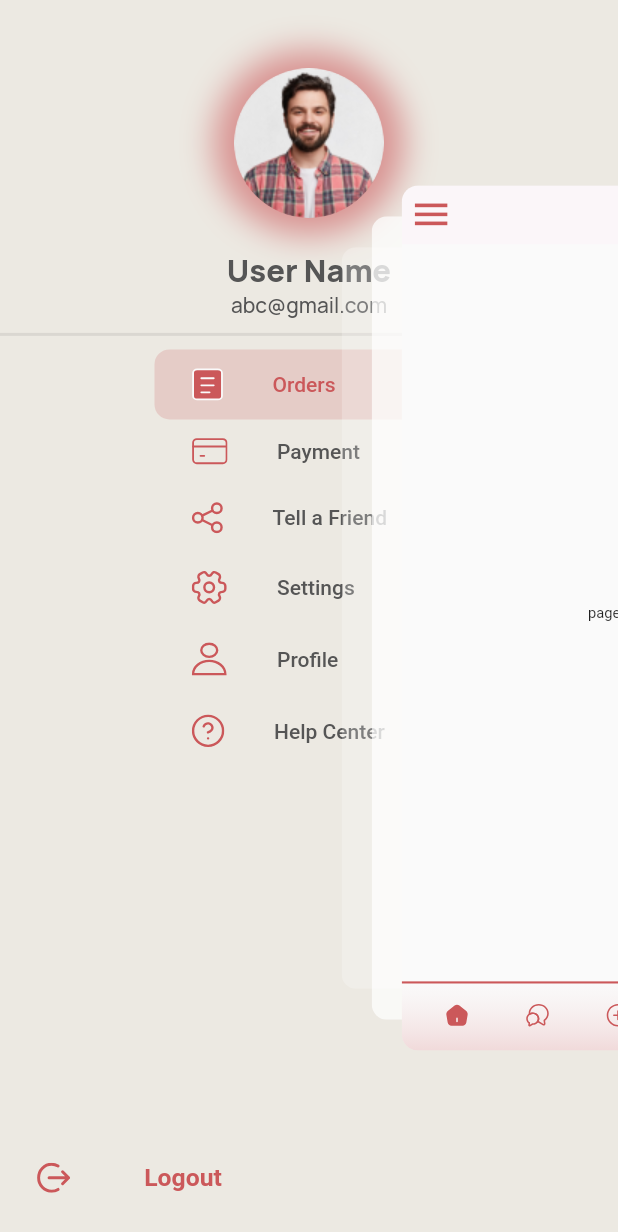
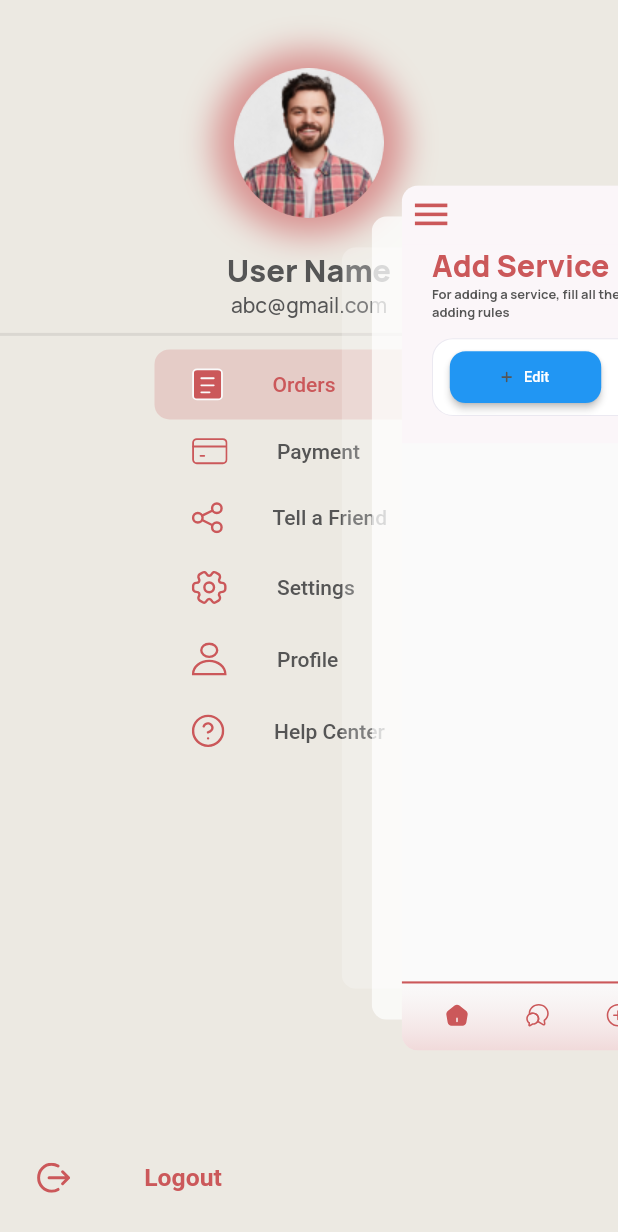
Before and after one commit to Aliza02/E-Vent-Vendor, a Flutter app: the screen it shows after launch, after a tap on the "menu" icon, on a phone screen of 412 x 824 dp. Shown: the top 1232 px of the screen. Run offline on Flutter 3.47's test engine with Material 2 defaults, Android fonts, the phone set to English and light mode, and no system bars; drawn by our look-alikes of flutter_zoom_drawer; our stand-ins replace flutter_svg, get.

Commit message:
add service screen initial

```diff
--- a/lib/constants/colors.dart
+++ b/lib/constants/colors.dart
@@ -4,7 +4,7 @@ class AppColors {
   static const Color pink = Color(0xFFCB585A);
   static const Color maroon = Color(0xFF9C0C0C);
   static const Color cream = Color(0xFFECE9E2);
-  static const Color screenBackground = Color(0xFFFAFAFA);
+  static const Color white = Color(0xFFFAFAFA);
   static const Color black = Color(0xFF000000);
   static const Color blue = Color(0xFF5886CB);
   static const Color grey = Color(0xFF555555);
--- a/lib/constants/icons.dart
+++ b/lib/constants/icons.dart
@@ -24,5 +24,9 @@ class AppIcons {
   static const payment_fill = 'assets/icons/payment_fill.svg';
   static const Profile_fill = 'assets/icons/profile_fill.svg';
   static const share_fill = 'assets/icons/share_fill.svg';
-  static const menu='assets/icons/menu.svg';
+  static const menu = 'assets/icons/menu.svg';
+  static const editInactive = 'assets/icons/edit_inactive.svg';
+  static const editActive = 'assets/icons/edit_active.svg';
+  static const addActive = 'assets/icons/add_active.svg';
+  static const addInactive = 'assets/icons/add_inactive.svg';
 }
--- a/lib/screens/AddService/addService.dart
+++ b/lib/screens/AddService/addService.dart
@@ -1,8 +1,13 @@
+import 'package:eventually_vendor/constants/font.dart';
 import 'package:flutter/material.dart';
 import 'package:flutter/src/widgets/framework.dart';
 import 'package:flutter/src/widgets/placeholder.dart';
+import 'package:flutter_svg/svg.dart';
 
 import '../../constants/colors.dart';
+import '../../constants/icons.dart';
+import '../../widget/AddServices/heading.dart';
+import '../../widget/AddServices/subheading.dart';
 // import '../drawer/test.dart';
 
 class AddService extends StatefulWidget {
@@ -15,31 +20,95 @@ class AddService extends StatefulWidget {
 class _AddServiceState extends State<AddService> {
   @override
   Widget build(BuildContext context) {
+    double height = MediaQuery.of(context).size.height;
+    double width = MediaQuery.of(context).size.width;
     return SafeArea(
-      child: Scaffold(
-        appBar: AppBar(
-          shadowColor: Colors.transparent,
-          leading: Icon(
-            Icons.menu,
-            color: AppColors.pink,
-            size: 40.0,
-            weight: 10.0,
-          ),
-          backgroundColor: AppColors.appBar.withOpacity(0.2),
-        ),
-        body: Column(children: [
+      child: Column(
+        children: [
+          Stack(
+            children: [
               Container(
-            height: 200.0,
-            width: 500.0,
+                height: height * 0.23,
                 decoration: BoxDecoration(
                   color: AppColors.appBar.withOpacity(0.2),
                 ),
-            child: Text(
-              'Add Services',
-              style: TextStyle(color: AppColors.pink),
+              ),
+              Column(
+                children: [
+                  Container(
+                    alignment: Alignment.topLeft,
+                    margin: EdgeInsets.symmetric(horizontal: width * 0.07),
+                    child: serviceHeading(
+                      title: 'Add Service',
+                      fontColor: AppColors.pink,
+                      fontSize: width * 0.07,
+                      fontFamily: AppFonts.manrope,
+                      fontWeight: AppFonts.extraBold,
                     ),
                   ),
-        ]),
+                  Container(
+                      margin: EdgeInsets.symmetric(horizontal: width * 0.07),
+                      child: serviceSubHeading(
+                        title:
+                            "For adding a service, fill all the filelds and follow the service adding rules",
+                        fontColor: AppColors.grey,
+                        fontFamily: AppFonts.manrope,
+                        fontSize: width * 0.03,
+                        fontWeight: AppFonts.bold,
+                      )),
+                  Container(
+                    margin: EdgeInsets.only(top: height * 0.02),
+                    width: width * 0.86,
+                    height: height * 0.09,
+                    decoration: BoxDecoration(
+                      color: Colors.white,
+                      borderRadius: BorderRadius.circular(20.0),
+                      border: Border.all(
+                        color: AppColors.googleButtonBorder,
+                        width: 1.0,
+                      ),
+                    ),
+                    child: Row(
+                      mainAxisAlignment: MainAxisAlignment.spaceAround,
+                      children: [
+                        Container(
+                          width: width * 0.35,
+                          height: height * 0.06,
+                          child: ElevatedButton.icon(
+                            style: ElevatedButton.styleFrom(
+                              shape: RoundedRectangleBorder(
+                                borderRadius: BorderRadius.circular(15.0),
+                              ),
+                            ),
+                            onPressed: () {},
+                            icon: SvgPicture.asset(
+                              AppIcons.addInactive,
+                            ),
+                            label: Text('Edit'),
+                          ),
+                        ),
+                        Container(
+                          width: width * 0.35,
+                          height: height * 0.06,
+                          child: ElevatedButton.icon(
+                            style: ElevatedButton.styleFrom(
+                              shape: RoundedRectangleBorder(
+                                borderRadius: BorderRadius.circular(15.0),
+                              ),
+                            ),
+                            onPressed: () {},
+                            icon: SvgPicture.asset(AppIcons.addActive),
+                            label: Text('Add'),
+                          ),
+                        ),
+                      ],
+                    ),
+                  ),
+                ],
+              ),
+            ],
+          )
+        ],
       ),
     );
   }
--- a/lib/screens/drawer/mainScreen.dart
+++ b/lib/screens/drawer/mainScreen.dart
@@ -1,3 +1,4 @@
+import 'package:eventually_vendor/screens/AddService/addService.dart';
 import 'package:flutter/material.dart';
 import 'package:flutter/src/widgets/framework.dart';
 import 'package:flutter/src/widgets/placeholder.dart';
@@ -20,7 +21,7 @@ class MainScreen extends GetView<testController> {
   final pagecontroller = Get.put(testController());
 
   final List<Widget> _pages = [
-    pageOne(),
+    AddService(),
     pageTwo(),
     pageThree(),
   ];
--- a/lib/screens/forgot_password.dart
+++ b/lib/screens/forgot_password.dart
@@ -25,7 +25,7 @@ class _forgotPasswordState extends State<forgotPassword> {
     return SafeArea(
       child: Scaffold(
         resizeToAvoidBottomInset: false,
-        backgroundColor: AppColors.screenBackground,
+        backgroundColor: AppColors.white,
         body: Container(
           padding: EdgeInsets.symmetric(horizontal: width * 0.08),
           width: width,
--- a/lib/screens/login.dart
+++ b/lib/screens/login.dart
@@ -28,7 +28,7 @@ class _loginState extends State<login> {
     return SafeArea(
       child: Scaffold(
         resizeToAvoidBottomInset: false,
-        backgroundColor: AppColors.screenBackground,
+        backgroundColor: AppColors.white,
         body: Container(
           padding: EdgeInsets.symmetric(horizontal: width * 0.05),
           width: width,
--- a/lib/screens/otp_verification.dart
+++ b/lib/screens/otp_verification.dart
@@ -38,7 +38,7 @@ class _otp_verificationState extends State<otp_verification> {
     return SafeArea(
       child: Scaffold(
         resizeToAvoidBottomInset: false,
-        backgroundColor: AppColors.screenBackground,
+        backgroundColor: AppColors.white,
         body: Container(
           width: width,
           height: height,
--- a/lib/screens/password_reset.dart
+++ b/lib/screens/password_reset.dart
@@ -25,7 +25,7 @@ class _passwrordResetState extends State<passwrordReset> {
     return SafeArea(
       child: Scaffold(
         resizeToAvoidBottomInset: false,
-        backgroundColor: AppColors.screenBackground,
+        backgroundColor: AppColors.white,
         body: Container(
           padding: EdgeInsets.symmetric(horizontal: width * 0.08),
           width: width,
--- a/lib/screens/signup.dart
+++ b/lib/screens/signup.dart
@@ -36,7 +36,7 @@ class _signupState extends State<signup> {
     return SafeArea(
       child: Scaffold(
         resizeToAvoidBottomInset: false,
-        backgroundColor: AppColors.screenBackground,
+        backgroundColor: AppColors.white,
         body: Container(
           padding: EdgeInsets.symmetric(horizontal: width * 0.08),
           width: width,
--- a/lib/screens/signup_business.dart
+++ b/lib/screens/signup_business.dart
@@ -31,7 +31,7 @@ class _signup_businessState extends State<signup_business> {
     double height = MediaQuery.of(context).size.height;
     return SafeArea(
       child: Scaffold(
-        backgroundColor: AppColors.screenBackground,
+        backgroundColor: AppColors.white,
         resizeToAvoidBottomInset: false,
         body: Container(
           padding: EdgeInsets.symmetric(horizontal: width * 0.08),
--- /dev/null
+++ b/lib/widget/AddServices/heading.dart
@@ -0,0 +1,30 @@
+import 'package:flutter/material.dart';
+import 'package:flutter/src/widgets/framework.dart';
+import 'package:flutter/src/widgets/placeholder.dart';
+
+class serviceHeading extends StatelessWidget {
+  String title;
+  double fontSize;
+  String fontFamily;
+  Color fontColor;
+  FontWeight fontWeight;
+  serviceHeading(
+      {super.key,
+      required this.title,
+      required this.fontSize,
+      required this.fontColor,
+      required this.fontFamily,
+      required this.fontWeight});
+
+  @override
+  Widget build(BuildContext context) {
+    return Text(
+      title,
+      style: TextStyle(
+          fontSize: this.fontSize,
+          fontFamily: this.fontFamily,
+          color: this.fontColor,
+          fontWeight: this.fontWeight),
+    );
+  }
+}
--- /dev/null
+++ b/lib/widget/AddServices/subheading.dart
@@ -0,0 +1,31 @@
+import 'package:flutter/material.dart';
+import 'package:flutter/src/widgets/framework.dart';
+import 'package:flutter/src/widgets/placeholder.dart';
+
+class serviceSubHeading extends StatelessWidget {
+  String title;
+  double fontSize;
+  String fontFamily;
+  Color fontColor;
+  FontWeight fontWeight;
+  serviceSubHeading(
+      {super.key,
+      required this.title,
+      required this.fontSize,
+      required this.fontFamily,
+      required this.fontColor,
+      required this.fontWeight});
+
+  @override
+  Widget build(BuildContext context) {
+    return Text(
+      this.title,
+      style: TextStyle(
+        fontSize: this.fontSize,
+        fontFamily: this.fontFamily,
+        color: this.fontColor,
+        fontWeight: this.fontWeight,
+      ),
+    );
+  }
+}
--- a/lib/widget/BottomNavBar/bottomNavBar.dart
+++ b/lib/widget/BottomNavBar/bottomNavBar.dart
@@ -28,7 +28,7 @@ class bottomNavBar extends GetView<testController> {
             gradient: LinearGradient(
                 transform: GradientRotation(0.0),
                 colors: [
-                  AppColors.screenBackground.withOpacity(0.1),
+                  AppColors.white.withOpacity(0.1),
                   AppColors.pink.withOpacity(0.2),
                 ],
                 begin: Alignment.topCenter,
--- a/lib/widget/progressbar.dart
+++ b/lib/widget/progressbar.dart
@@ -66,7 +66,7 @@ class _progressbarState extends State<progressbar> {
                       width: 1.0,
                     ),
                     borderRadius: BorderRadius.circular(100),
-                    color: AppColors.screenBackground,
+                    color: AppColors.white,
                   ),
                   child: widget.index >= 1
                       ? Icon(
--- a/pubspec.yaml
+++ b/pubspec.yaml
@@ -98,6 +98,10 @@ flutter:
     - assets/icons/profile_fill.svg
     - assets/icons/share_fill.svg
     - assets/icons/menu.svg
+    - assets/icons/edit_inactive.svg
+    - assets/icons/edit_active.svg
+    - assets/icons/add_active.svg
+    - assets/icons/add_inactive.svg
 
 
 
```
Also changed, not shown: assets/icons/add_active.svg (added), assets/icons/add_inactive.svg (added), assets/icons/edit_active.svg (added), assets/icons/edit_inactive.svg (added). Lines whose indentation alone changed are shown as unchanged.
